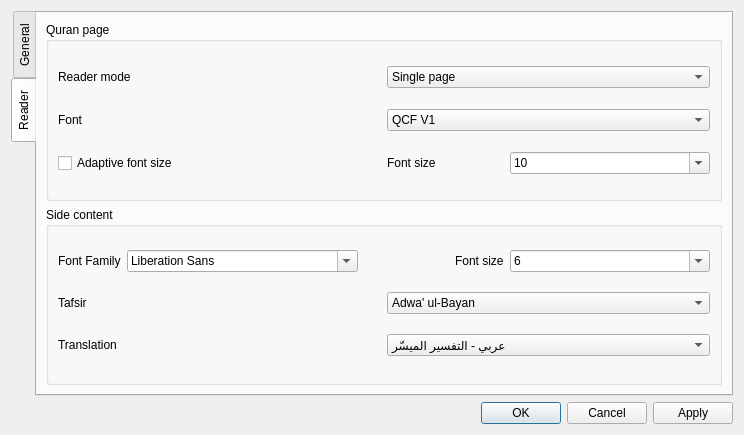
Qt form src/core/settingsdialog.ui (0xzer0x/quran-companion) before a commit.
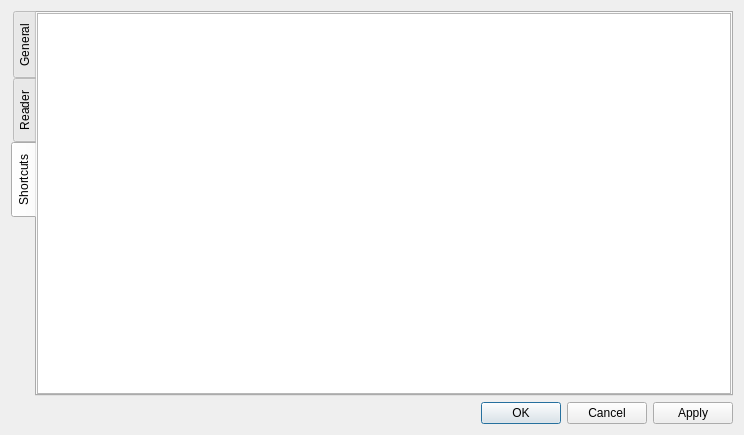
The same form after that commit.

Commit message: Custom shortcuts feature

Diff of the .ui file:
```diff
--- a/src/core/settingsdialog.ui
+++ b/src/core/settingsdialog.ui
@@ -31,7 +31,7 @@
       <enum>QTabWidget::Rounded</enum>
      </property>
      <property name="currentIndex">
-      <number>1</number>
+      <number>2</number>
      </property>
      <widget class="QWidget" name="generalTab">
       <attribute name="title">
@@ -703,6 +703,50 @@
        </item>
       </layout>
      </widget>
+     <widget class="QWidget" name="shortcutsTab">
+      <attribute name="title">
+       <string>Shortcuts</string>
+      </attribute>
+      <layout class="QVBoxLayout" name="verticalLayout_6">
+       <property name="spacing">
+        <number>0</number>
+       </property>
+       <property name="leftMargin">
+        <number>0</number>
+       </property>
+       <property name="topMargin">
+        <number>0</number>
+       </property>
+       <property name="rightMargin">
+        <number>0</number>
+       </property>
+       <property name="bottomMargin">
+        <number>0</number>
+       </property>
+       <item>
+        <widget class="QTableView" name="tableViewShortcuts">
+         <property name="editTriggers">
+          <set>QAbstractItemView::NoEditTriggers</set>
+         </property>
+         <property name="showDropIndicator" stdset="0">
+          <bool>false</bool>
+         </property>
+         <property name="dragDropOverwriteMode">
+          <bool>false</bool>
+         </property>
+         <property name="selectionMode">
+          <enum>QAbstractItemView::SingleSelection</enum>
+         </property>
+         <property name="sortingEnabled">
+          <bool>false</bool>
+         </property>
+         <attribute name="verticalHeaderVisible">
+          <bool>false</bool>
+         </attribute>
+        </widget>
+       </item>
+      </layout>
+     </widget>
     </widget>
    </item>
    <item>
```
The commit also changes 29 other files.
